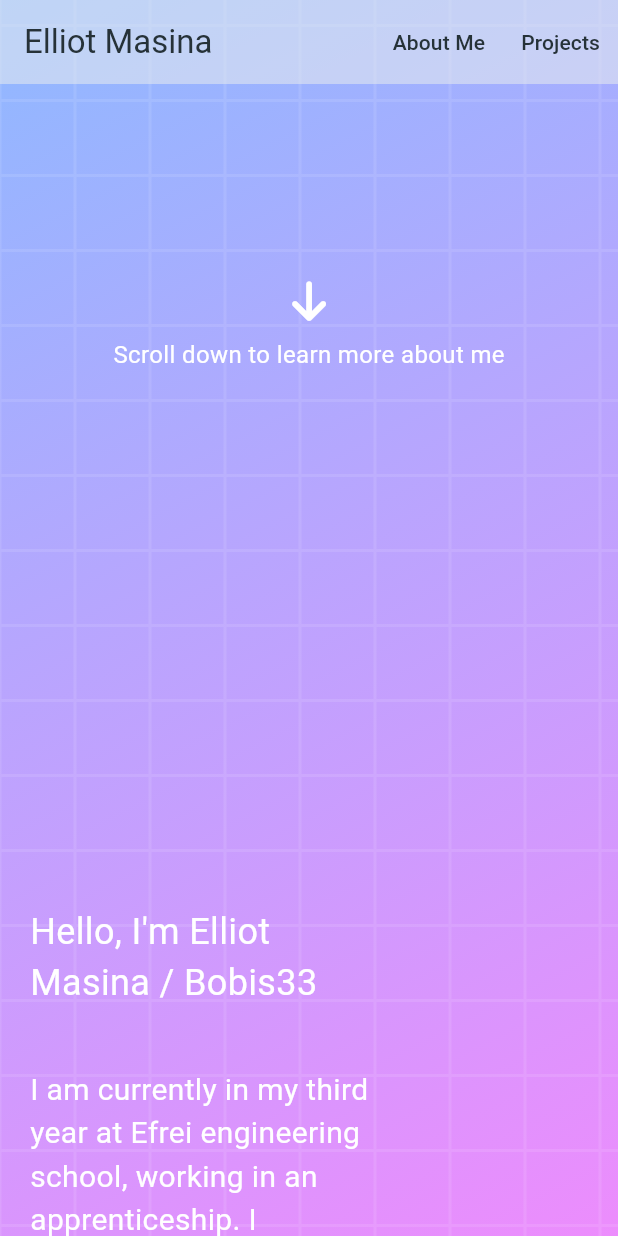
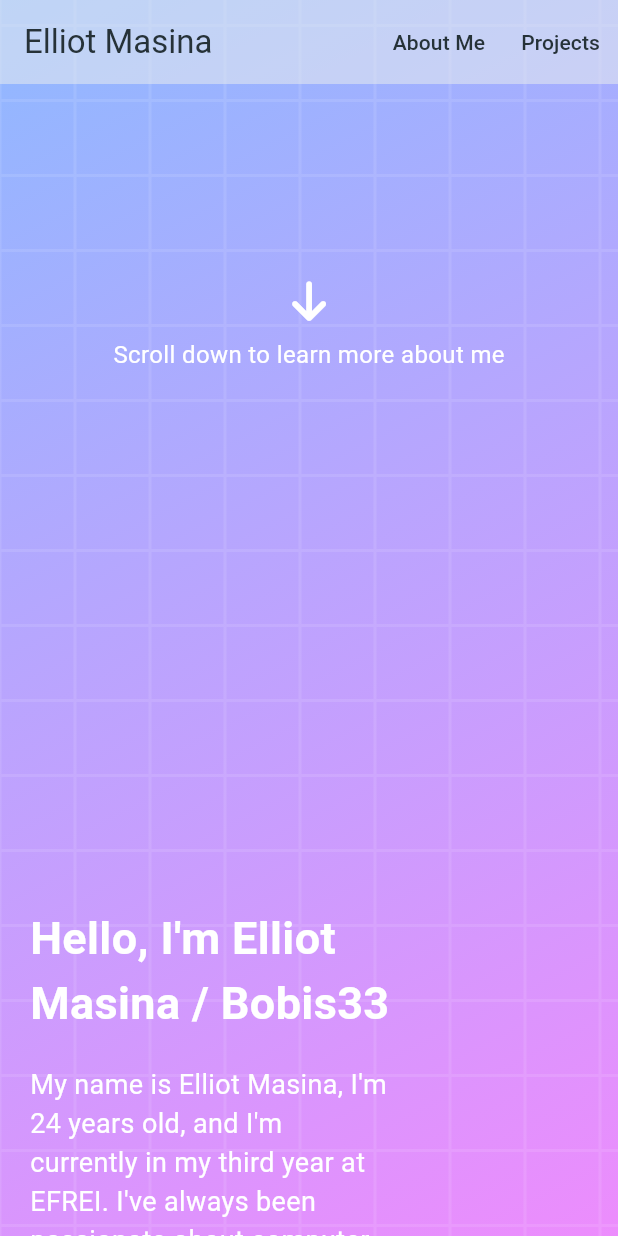
Before and after one commit to bobis33/Portfolio, a Flutter app: the screen it shows after launch, scrolled down 576 dp, on a phone screen of 412 x 824 dp. Run offline on Flutter 3.47's test engine with Material 3 defaults, Android fonts, the phone set to English and light mode, and no system bars; our stand-ins replace carousel_slider, flutter_translate, font_awesome_flutter, url_strategy; missing offline and left inert: dart:html.

Commit message:
[FIX]: fix and improve profile / about me section, with clean projects

```diff
--- a/lib/models/profile.dart
+++ b/lib/models/profile.dart
@@ -3,24 +3,28 @@ class Profile {
   final String description;
   final String imageUrl;
   final String cvUrl;
+  final List<String> skills;
 
   Profile({
     required this.introduction,
     required this.description,
     required this.imageUrl,
-    required this.cvUrl
+    required this.cvUrl,
+    required this.skills,
   });
 }
 
 Profile getProfile() {
   return Profile(
       introduction: 'Hello, I\'m Elliot Masina / Bobis33',
-      description: 'I am currently in my third year at Efrei engineering school, working in an apprenticeship. '
-          'I specialize in software development and have a passion for low-level programming languages like C and C++. '
-          'I love creating intuitive and dynamic applications, transforming complex ideas into simple, user-friendly solutions.\n\n'
-          'When I\'m not coding, I enjoy [mention hobbies or interests]. '
-          'My work is driven by deep curiosity and a desire to push the boundaries of what is possible in the digital world.',
+      description: 'My name is Elliot Masina, I\'m 24 years old, and I\'m currently in my third year at EFREI.'
+          ' I\'ve always been passionate about computer science, with a particular interest in development, especially in low-level languages like C and C++.'
+          ' My journey has also led me to delve into the field of cybersecurity, where I regularly participate in CTF (Capture The Flag) competitions to hone my skills.\n\n'
+          'In addition, I have a strong passion for graphics programming, whether it\'s for game development or 3D modeling.'
+          ' I\'ve had the opportunity to create a graphics engine in C++ using Vulkan, an experience that allowed me to push my technical boundaries.'
+          'Currently, I\'m working on a real-time strategy (RTS) game project with Unreal Engine in C++, a challenge I approach with both enthusiasm and precision.',
       imageUrl: 'assets/images/profile.png',
       cvUrl: 'assets/assets/pdf/cv.pdf',
-    );
+      skills: ["C", "C++", "Vulkan", "Unreal Engine", "Cybersecurity", "CTF", "3D Modeling"],
+  );
 }
--- a/lib/sections/about_me_section.dart
+++ b/lib/sections/about_me_section.dart
@@ -9,7 +9,7 @@ import '/utils/on_pressed_launch_url.dart';
 
 Widget keyFactWidget(BuildContext context, IconData icon, String label, String value) {
   return Row(
-    mainAxisAlignment: MainAxisAlignment.center,
+    mainAxisAlignment: MainAxisAlignment.start,
     children: [
       Icon(icon, color: Colors.blueAccent),
       const SizedBox(width: 10),
@@ -17,6 +17,7 @@ Widget keyFactWidget(BuildContext context, IconData icon, String label, String v
         '$label: ',
         style: const TextStyle(
           fontSize: 20,
+          fontWeight: FontWeight.bold,
           color: Colors.white,
         ),
       ),
@@ -41,6 +42,8 @@ class AboutMeSection extends StatelessWidget {
     return Padding(
       padding: EdgeInsets.symmetric(vertical: MediaQuery.of(context).size.height / 4),
       child: Column(
+        mainAxisAlignment: MainAxisAlignment.start,
+        crossAxisAlignment: CrossAxisAlignment.start,
         children: [
           Row(
             children: [
@@ -52,34 +55,40 @@ class AboutMeSection extends StatelessWidget {
                     Text(
                       profile.introduction,
                       style: const TextStyle(
-                          fontSize: 24,
+                        fontSize: 30,
+                        fontWeight: FontWeight.bold,
                         color: Colors.white,
                       ),
                     ),
-                      const SizedBox(height: 40),
+                    const SizedBox(height: 20),
                     Text(
                       profile.description,
                       style: const TextStyle(
-                          fontSize: 20,
+                        fontSize: 18,
                         color: Colors.white,
                       ),
                     ),
                     const SizedBox(height: 40),
                     Row(
-                        mainAxisAlignment: MainAxisAlignment.center,
+                      mainAxisAlignment: MainAxisAlignment.start,
                       children: [
                         textButtonIcon(
                           context,
                           const FaIcon(FontAwesomeIcons.file),
-                            const Text('View My CV'),
+                          const Text('View My CV',
+                            style: TextStyle(color: Colors.white, fontSize: 14),
+                          ),
                               () {
                             html.window.open(profile.cvUrl, '_blank');
                           },
                         ),
+                        const SizedBox(width: 10),
                         textButtonIcon(
                           context,
                           const FaIcon(FontAwesomeIcons.download),
-                            const Text('Download My CV'),
+                          const Text('Download My CV',
+                              style: TextStyle(color: Colors.white, fontSize: 14),
+                          ),
                               () {
                             html.AnchorElement(href: profile.cvUrl)
                               ..setAttribute('download', 'CV_ELLIOT_MASINA.pdf')
@@ -116,7 +125,9 @@ class AboutMeSection extends StatelessWidget {
                               child: textButtonIcon(
                                   context,
                                   FaIcon(socialLink.icon, color: socialLink.color),
-                                    Text(socialLink.label),
+                                  Text(socialLink.label,
+                                    style: const TextStyle(color: Colors.white, fontSize: 14),
+                                  ),
                                       () {onPressedLaunchUrl(socialLink.url, context);}
                               ),
                             ),
@@ -129,6 +140,31 @@ class AboutMeSection extends StatelessWidget {
               ),
             ],
           ),
+          const SizedBox(height: 40),
+          const Text(
+            'Languages & Tools:',
+            style: TextStyle(
+              fontSize: 24,
+              fontWeight: FontWeight.bold,
+              color: Colors.white,
+            ),
+          ),
+          const SizedBox(height: 10),
+          Wrap(
+            spacing: 10,
+            runSpacing: 10,
+            children: profile.skills.map((skill) {
+              return Chip(
+                label: Text(
+                  skill,
+                  style: const TextStyle(
+                    color: Colors.white,
+                  ),
+                ),
+                backgroundColor: Colors.blueAccent,
+              );
+            }).toList(),
+          ),
         ],
       ),
     );
```
Also changed, not shown: lib/sections/projects_section.dart (+21 -18 lines). Lines whose indentation alone changed are shown as unchanged.
